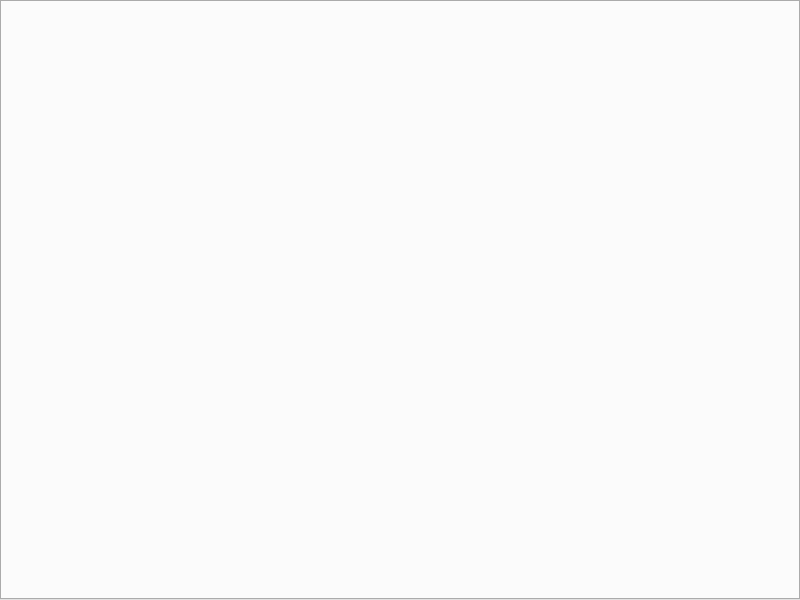
Old version of the form src/main.ui in the repository rfrench3/scopebuddy-gui.
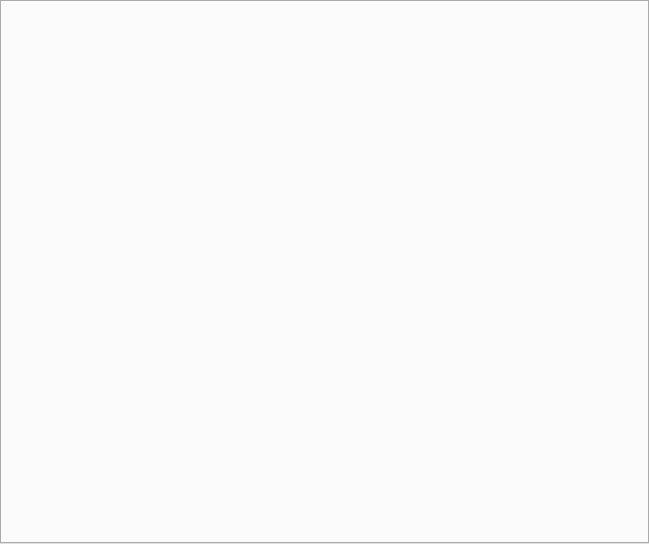
New version of the form. The open tabs and pages were chosen to show the change.

Diff of the .ui file:
```diff
--- a/src/main.ui
+++ b/src/main.ui
@@ -6,8 +6,8 @@
    <rect>
     <x>0</x>
     <y>0</y>
-    <width>800</width>
-    <height>600</height>
+    <width>649</width>
+    <height>544</height>
    </rect>
   </property>
   <property name="windowTitle">
@@ -31,10 +31,55 @@
      <number>0</number>
     </property>
     <item>
-     <widget class="QTabWidget" name="tabWidget">
+     <widget class="QStackedWidget" name="stackedWidget">
       <property name="currentIndex">
        <number>-1</number>
       </property>
+      <widget class="QWidget" name="file_select">
+       <layout class="QVBoxLayout" name="verticalLayout_3">
+        <property name="spacing">
+         <number>0</number>
+        </property>
+        <property name="leftMargin">
+         <number>0</number>
+        </property>
+        <property name="topMargin">
+         <number>0</number>
+        </property>
+        <property name="rightMargin">
+         <number>0</number>
+        </property>
+        <property name="bottomMargin">
+         <number>0</number>
+        </property>
+       </layout>
+      </widget>
+      <widget class="QWidget" name="file_edit">
+       <layout class="QVBoxLayout" name="verticalLayout_2">
+        <property name="spacing">
+         <number>0</number>
+        </property>
+        <property name="leftMargin">
+         <number>0</number>
+        </property>
+        <property name="topMargin">
+         <number>0</number>
+        </property>
+        <property name="rightMargin">
+         <number>0</number>
+        </property>
+        <property name="bottomMargin">
+         <number>0</number>
+        </property>
+        <item>
+         <widget class="QTabWidget" name="tabWidget">
+          <property name="currentIndex">
+           <number>-1</number>
+          </property>
+         </widget>
+        </item>
+       </layout>
+      </widget>
      </widget>
     </item>
    </layout>
```
Left out of the diff: 2 changed lines with no effect on the pictures.
